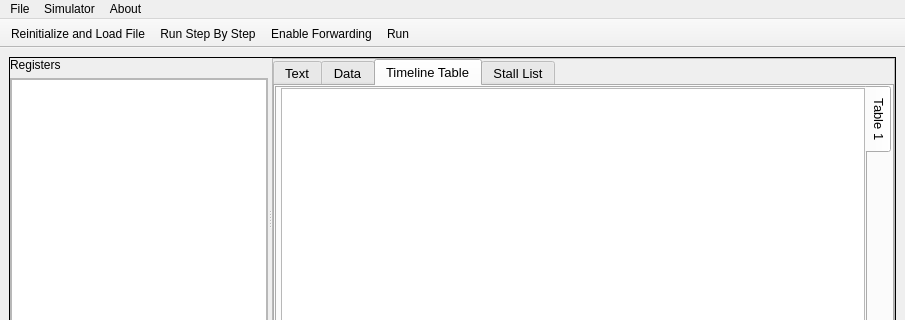
Before: the Qt Designer form mainwindow.ui in GithinGeorge2k1/CO_MIPS_SIMULATOR, drawn with Qt 5; both pictures show x 0 to 905 and y 0 to 320 of the 905 by 635 pixel window.
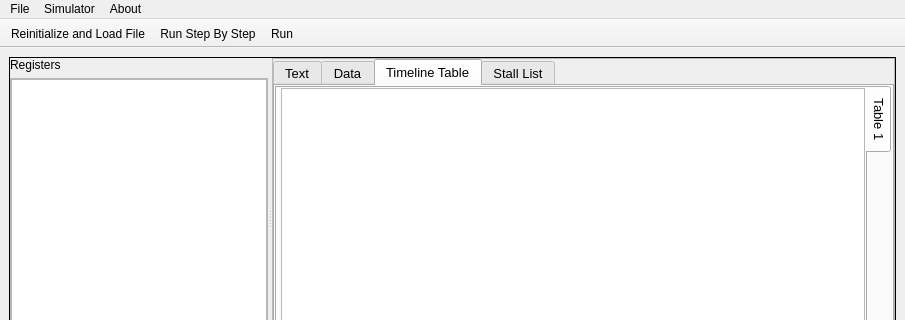
After: the same form once the commit is applied.

Patch:
```diff
--- a/mainwindow.ui
+++ b/mainwindow.ui
@@ -475,7 +475,6 @@
    </attribute>
    <addaction name="actionReinitialize_and_Load_File"/>
    <addaction name="actionRun_Step_By_Step"/>
-   <addaction name="actionEnable_Forwarding"/>
    <addaction name="actionRun"/>
   </widget>
   <action name="actionReinitialize_and_Load_File">
```
Left out of the diff: 3 changed lines with no effect on the pictures.
